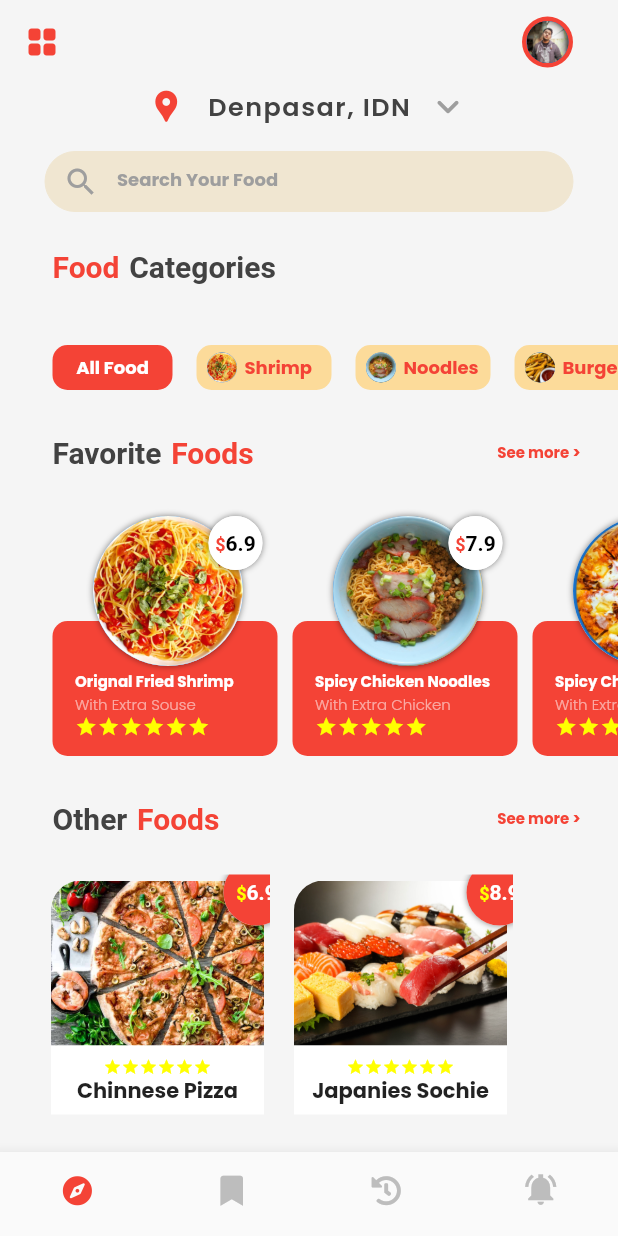
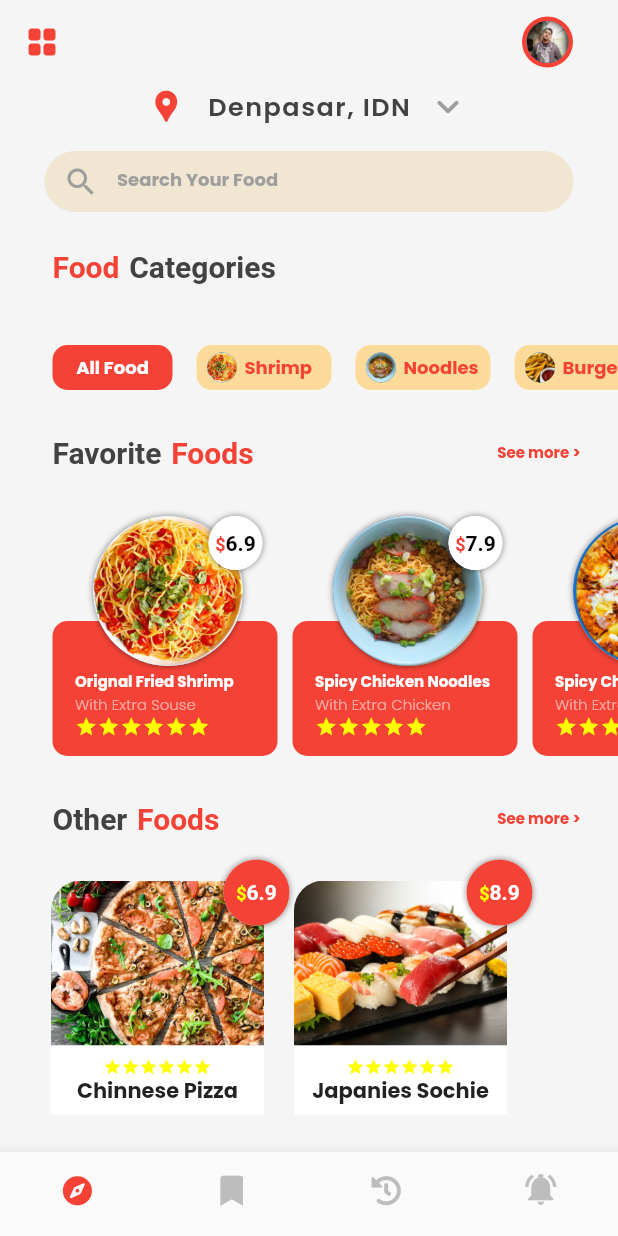
Before and after one commit to jaffarabbas/Jawan-Pakistan-Flutter-Course, a Flutter app: the screen it shows after launch, on a phone screen of 412 x 824 dp. Run offline on Flutter 3.47's test engine with Material 2 defaults, Android fonts, the phone set to English and light mode, and no system bars; our stand-ins replace font_awesome_flutter, google_fonts; missing offline and left inert: superellipse_shape; key blocks and very long unbroken strings in the code were emptied for the run.

Commit message:
30/10/2021 20:57:17

```diff
--- a/Assignments/7-Assignment-(Food-App-Books-Sailing-App)/Food-Delivery-App/food_delivery_app/lib/widgits/otherFood.dart
+++ b/Assignments/7-Assignment-(Food-App-Books-Sailing-App)/Food-Delivery-App/food_delivery_app/lib/widgits/otherFood.dart
@@ -31,8 +31,6 @@ class _OtherFoodState extends State<OtherFood> {
       width: 150,
       child: Center(
         child: Stack(
-          fit: StackFit.expand,
-          clipBehavior: Clip.antiAliasWithSaveLayer,
           overflow: Overflow.visible,
           children: [
             Positioned(
```
